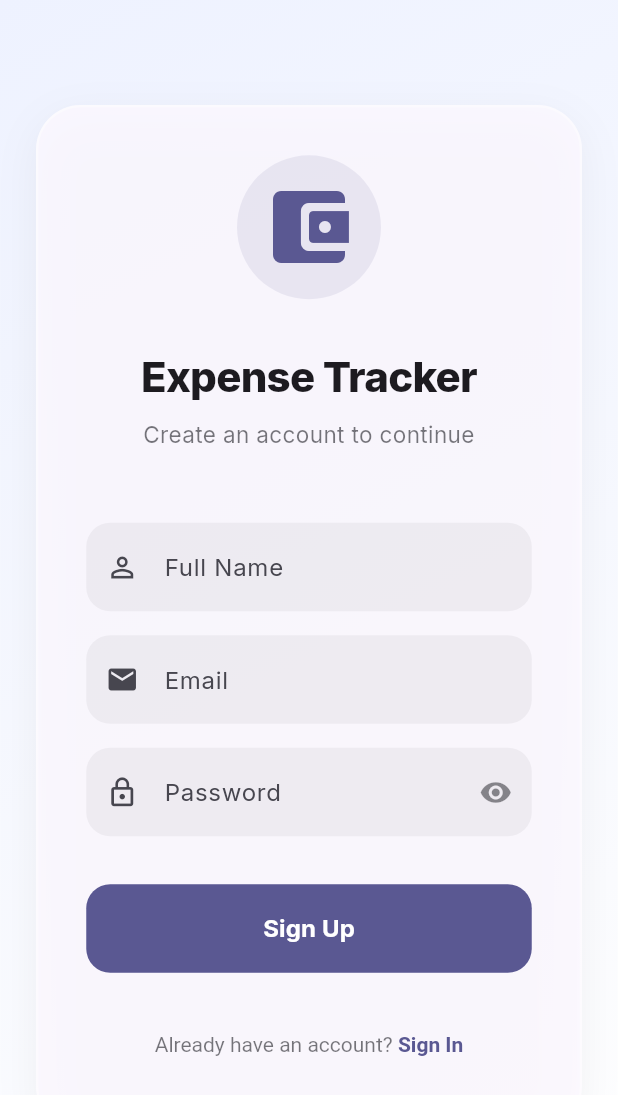
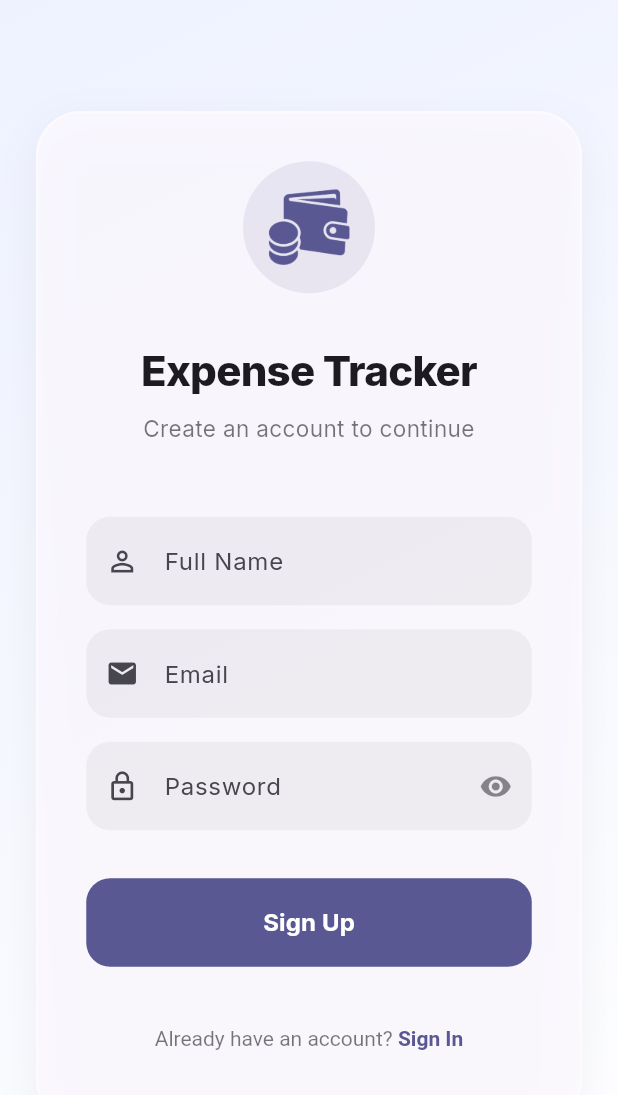
Before and after one commit to shenmareparas/expense_tracker, a Flutter app: the screen it shows after launch, after a tap on an icon or button, on a phone screen of 412 x 824 dp. Shown: the top 1095 px of the screen. Run offline on Flutter 3.47's test engine with Material 3 defaults, Android fonts, the phone set to English and light mode, and no system bars; our stand-ins replace fl_chart, google_fonts, shared_preferences, supabase_flutter; accounts and stored records are empty; network calls fail.

Commit message:
Add conditional haptic feedback support
Introduce AppHaptics (lib/utils/haptics.dart) to centralize conditional haptic feedback based on a new ThemeViewModel.hapticEnabled setting. Persist haptic preference in ThemeViewModel and expose setHapticEnabled; add a Settings toggle to control tactile feedback. Integrate haptic calls (selectionClick, light/medium impact, vibrate) across multiple UI flows (login, home, filter sheet, transactions, add/edit transaction, manage categories, settings) and add a monochrome app icon asset with pubspec entry. Also include small formatting/cleanup changes in models, services, and views and update README/GEMINI docs to mention haptics.

```diff
--- a/lib/models/category.dart
+++ b/lib/models/category.dart
@@ -63,8 +63,7 @@ class CategoryModel {
   }
 
   @override
-  bool operator ==(Object other) =>
-      other is CategoryModel && other.id == id;
+  bool operator ==(Object other) => other is CategoryModel && other.id == id;
 
   @override
   int get hashCode => id.hashCode;
--- a/lib/models/transaction.dart
+++ b/lib/models/transaction.dart
@@ -68,8 +68,7 @@ class TransactionModel {
   }
 
   @override
-  bool operator ==(Object other) =>
-      other is TransactionModel && other.id == id;
+  bool operator ==(Object other) => other is TransactionModel && other.id == id;
 
   @override
   int get hashCode => id.hashCode;
--- a/lib/services/auth_service.dart
+++ b/lib/services/auth_service.dart
@@ -75,7 +75,9 @@ class AuthService {
 
   Never _throwMappedError(Object error) {
     if (_isNetworkError(error)) {
-      throw const NetworkException('Connection failed. Please check your internet and try again.');
+      throw const NetworkException(
+        'Connection failed. Please check your internet and try again.',
+      );
     }
     if (error is AuthException) {
       final msg = error.message.toLowerCase();
--- a/lib/utils/exceptions.dart
+++ b/lib/utils/exceptions.dart
@@ -17,7 +17,7 @@ class AppException implements Exception {
 /// Thrown when an operation is attempted without a signed-in user.
 class UnauthenticatedException extends AppException {
   const UnauthenticatedException()
-      : super('You must be signed in to perform this action.');
+    : super('You must be signed in to perform this action.');
 }
 
 /// Thrown when a database or network request fails.
--- /dev/null
+++ b/lib/utils/haptics.dart
@@ -0,0 +1,35 @@
+import 'package:flutter/material.dart';
+import 'package:flutter/services.dart';
+import 'package:provider/provider.dart';
+import '../viewmodels/theme_viewmodel.dart';
+
+/// Helper class to conditionally trigger haptic feedback based on user settings.
+class AppHaptics {
+  static void selectionClick(BuildContext context) {
+    if (context.mounted &&
+        Provider.of<ThemeViewModel>(context, listen: false).hapticEnabled) {
+      HapticFeedback.selectionClick();
+    }
+  }
+
+  static void lightImpact(BuildContext context) {
+    if (context.mounted &&
+        Provider.of<ThemeViewModel>(context, listen: false).hapticEnabled) {
+      HapticFeedback.lightImpact();
+    }
+  }
+
+  static void mediumImpact(BuildContext context) {
+    if (context.mounted &&
+        Provider.of<ThemeViewModel>(context, listen: false).hapticEnabled) {
+      HapticFeedback.mediumImpact();
+    }
+  }
+
+  static void vibrate(BuildContext context) {
+    if (context.mounted &&
+        Provider.of<ThemeViewModel>(context, listen: false).hapticEnabled) {
+      HapticFeedback.vibrate();
+    }
+  }
+}
--- a/lib/viewmodels/theme_viewmodel.dart
+++ b/lib/viewmodels/theme_viewmodel.dart
@@ -7,17 +7,20 @@ import 'package:shared_preferences/shared_preferences.dart';
 /// don't await [SharedPreferences.getInstance] again.
 class ThemeViewModel extends ChangeNotifier {
   ThemeMode _themeMode = ThemeMode.system;
+  bool _hapticEnabled = true;
   SharedPreferences? _prefs;
 
   ThemeMode get themeMode => _themeMode;
+  bool get hapticEnabled => _hapticEnabled;
 
   ThemeViewModel() {
-    _loadThemeMode();
+    _loadSettings();
   }
 
-  Future<void> _loadThemeMode() async {
+  Future<void> _loadSettings() async {
     _prefs = await SharedPreferences.getInstance();
     final themeString = _prefs!.getString('theme_mode') ?? 'system';
+    _hapticEnabled = _prefs!.getBool('haptic_enabled') ?? true;
 
     _themeMode = ThemeMode.values.firstWhere(
       (e) => e.name == themeString,
@@ -33,4 +36,12 @@ class ThemeViewModel extends ChangeNotifier {
     _prefs ??= await SharedPreferences.getInstance();
     await _prefs!.setString('theme_mode', mode.name);
   }
+
+  Future<void> setHapticEnabled(bool enabled) async {
+    _hapticEnabled = enabled;
+    notifyListeners();
+
+    _prefs ??= await SharedPreferences.getInstance();
+    await _prefs!.setBool('haptic_enabled', enabled);
+  }
 }
--- a/lib/views/auth/login_page.dart
+++ b/lib/views/auth/login_page.dart
@@ -1,5 +1,6 @@
 import 'package:flutter/material.dart';
 import 'package:flutter/services.dart';
+import '../../utils/haptics.dart';
 import 'package:provider/provider.dart';
 import '../../viewmodels/auth_viewmodel.dart';
 
@@ -19,6 +20,7 @@ class _LoginPageState extends State<LoginPage> {
   bool _obscurePassword = true;
 
   Future<void> _submit() async {
+    AppHaptics.mediumImpact(context);
     final authViewModel = Provider.of<AuthViewModel>(context, listen: false);
 
     bool success;
@@ -64,6 +66,7 @@ class _LoginPageState extends State<LoginPage> {
   }
 
   void _toggleMode() {
+    AppHaptics.selectionClick(context);
     setState(() {
       _isSignUp = !_isSignUp;
     });
@@ -111,17 +114,22 @@ class _LoginPageState extends State<LoginPage> {
                 crossAxisAlignment: CrossAxisAlignment.stretch,
                 children: [
                   Container(
-                    padding: const EdgeInsets.all(16),
+                    padding: const EdgeInsets.all(12),
+                    clipBehavior: Clip.antiAlias,
                     decoration: BoxDecoration(
                       color: Theme.of(
                         context,
                       ).colorScheme.primary.withValues(alpha: 0.1),
                       shape: BoxShape.circle,
                     ),
-                    child: Icon(
-                      Icons.account_balance_wallet_rounded,
-                      size: 64,
-                      color: Theme.of(context).colorScheme.primary,
+                    child: Transform.scale(
+                      scale: 1.7,
+                      child: Image.asset(
+                        'assets/app_icon_monochrome.webp',
+                        width: 64,
+                        height: 64,
+                        color: Theme.of(context).colorScheme.primary,
+                      ),
                     ),
                   ),
                   const SizedBox(height: 32),
--- a/lib/views/home/home_page.dart
+++ b/lib/views/home/home_page.dart
@@ -1,4 +1,5 @@
 import 'package:flutter/material.dart';
+import '../../utils/haptics.dart';
 import 'package:provider/provider.dart';
 import '../../viewmodels/transaction_viewmodel.dart';
 import '../../viewmodels/category_viewmodel.dart';
@@ -76,6 +77,7 @@ class _HomePageState extends State<HomePage> {
   }
 
   void _onItemTapped(int index) {
+    AppHaptics.selectionClick(context);
     if (_selectedIndex == index) {
       _scrollToTop();
     } else {
@@ -245,6 +247,7 @@ class _HomePageState extends State<HomePage> {
             ? FloatingActionButton(
                 key: const ValueKey('add_transaction_fab'),
                 onPressed: () async {
+                  AppHaptics.lightImpact(context);
                   final result = await Navigator.push(
                     context,
                     MaterialPageRoute(
--- a/pubspec.yaml
+++ b/pubspec.yaml
@@ -62,6 +62,7 @@ flutter:
   # To add assets to your application, add an assets section, like this:
   assets:
     - google_fonts/
+    - assets/app_icon_monochrome.webp
 
   # An image asset can refer to one or more resolution-specific "variants", see
   # https://flutter.dev/to/resolution-aware-images
```
Also changed, not shown: lib/viewmodels/transaction_viewmodel.dart (+5 -2 lines), lib/views/analytics/analytics_page.dart (+14 -9 lines), lib/views/home/widgets/filter_bottom_sheet.dart (+15 -2 lines), lib/views/home/widgets/transaction_list.dart (+10 -2 lines), lib/views/settings/manage_categories_page.dart (+32 -10 lines), lib/views/settings/settings_page.dart (+50 -6 lines), lib/views/transaction/add_transaction_page.dart (+41 -19 lines), assets/app_icon_monochrome.webp (added), lib/app/supabase_config.dart (line endings or trailing spaces), 2 other files.
